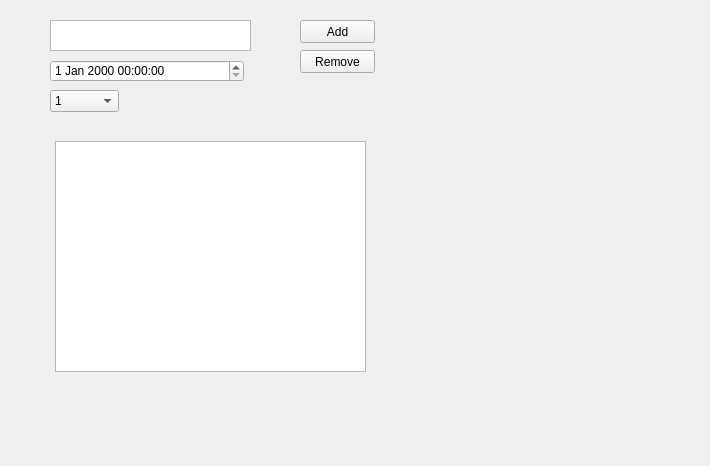
This is layout.ui in Delen0828/mAIDo as Qt 5 draws it before an edit. The edited form follows.
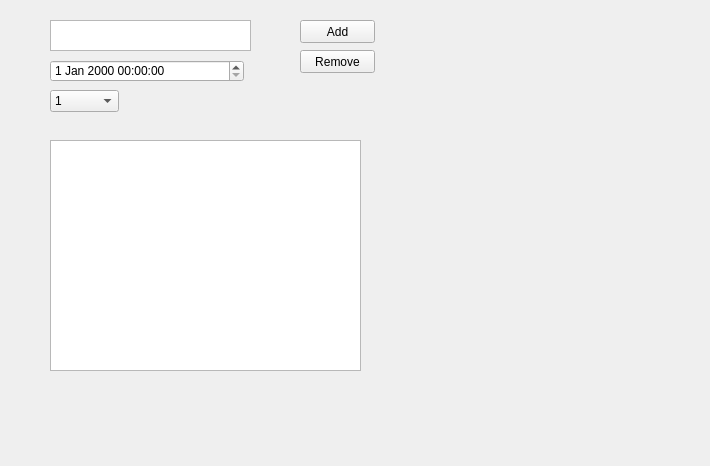
This is the edited form.

What changed in the file:
```diff
--- a/layout.ui
+++ b/layout.ui
@@ -87,8 +87,8 @@
   <widget class="QTableView" name="tableView">
    <property name="geometry">
     <rect>
-     <x>55</x>
-     <y>141</y>
+     <x>50</x>
+     <y>140</y>
      <width>311</width>
      <height>231</height>
     </rect>
```
